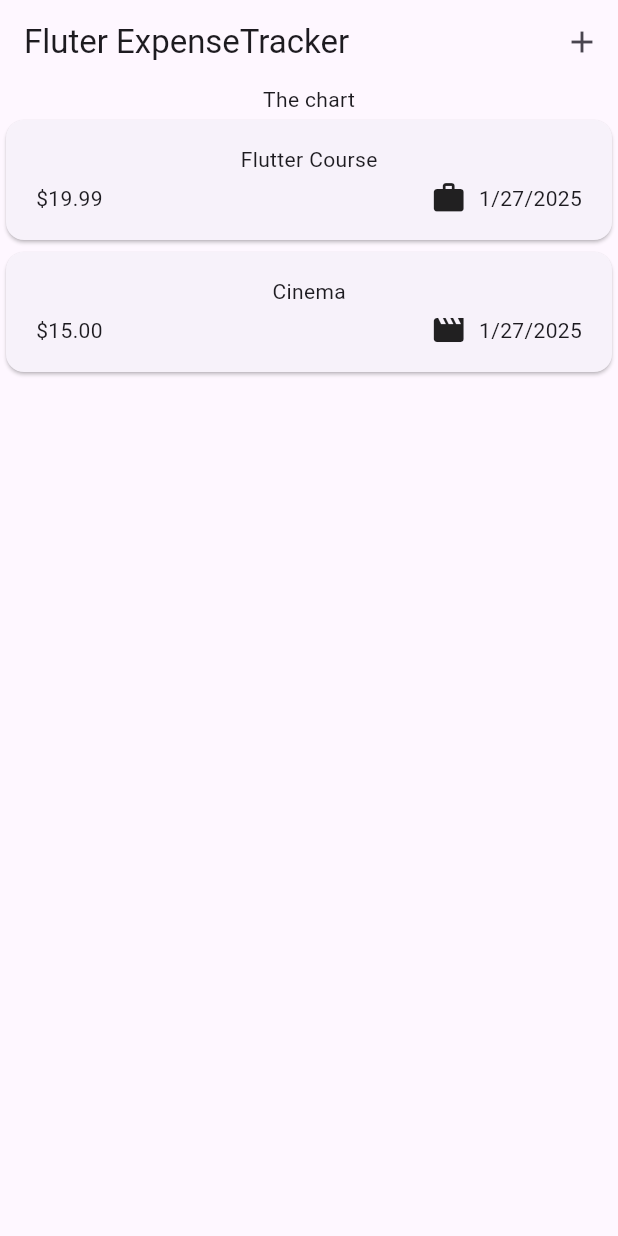
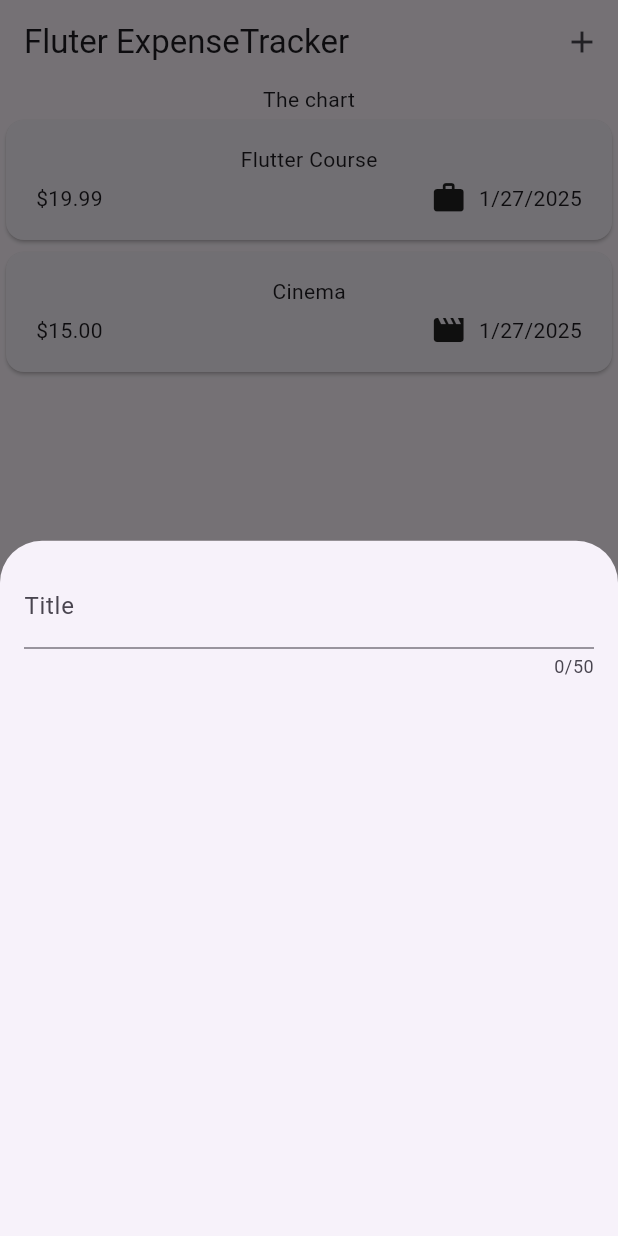
Before and after one commit to TheBestCodeByMe/expenses_app, a Flutter app: the Expenses screen opened directly, after a tap on the "add" icon, on a phone screen of 412 x 824 dp. Run offline on Flutter 3.47's test engine with Material 3 defaults, Android fonts, the phone set to English and light mode, and no system bars; statements that could not run were skipped.

Commit message:
доработки

```diff
--- a/lib/expenses.dart
+++ b/lib/widgets/expenses.dart
@@ -1,5 +1,6 @@
 import 'package:expenses_app/widgets/expenses_list/expenses_list.dart';
 import 'package:expenses_app/models/expense.dart';
+import 'package:expenses_app/widgets/new_expense.dart';
 import 'package:flutter/material.dart';
 
 class Expenses extends StatefulWidget {
@@ -27,6 +28,13 @@ class _ExpensesState extends State<Expenses> {
     ),
   ];
 
+  void _openAddExpenseOverlay() {
+    showModalBottomSheet(
+      context: context,
+      builder: (ctx) => const NewExpense(),
+    );
+  }
+
   @override
   Widget build(BuildContext context) {
     return Scaffold(
@@ -34,7 +42,7 @@ class _ExpensesState extends State<Expenses> {
         title: const Text('Fluter ExpenseTracker'),
         actions: [
           IconButton(
-            onPressed: () {},
+            onPressed: _openAddExpenseOverlay,
             icon: const Icon(Icons.add),
           ),
         ],
--- /dev/null
+++ b/lib/widgets/new_expense.dart
@@ -0,0 +1,29 @@
+import 'package:flutter/material.dart';
+
+class NewExpense extends StatefulWidget {
+  const NewExpense({super.key});
+
+  @override
+  State<NewExpense> createState() {
+    return _NewExpenseState();
+  }
+}
+
+class _NewExpenseState extends State<NewExpense> {
+  @override
+  Widget build(BuildContext context) {
+    return const Padding(
+      padding: const EdgeInsets.all(16),
+      child: Column(
+        children: const [
+          TextField(
+            maxLength: 50,
+            decoration: InputDecoration(
+              label: Text('Title'),
+            ),
+          ),
+        ],
+      ),
+    );
+  }
+}
```
